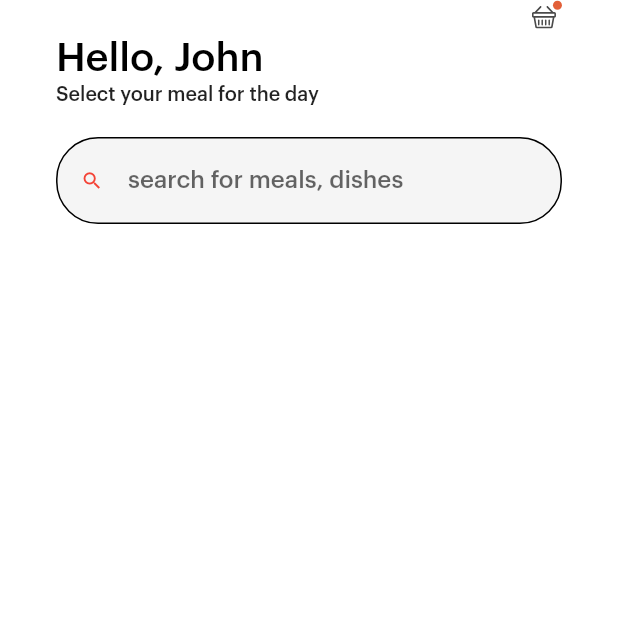
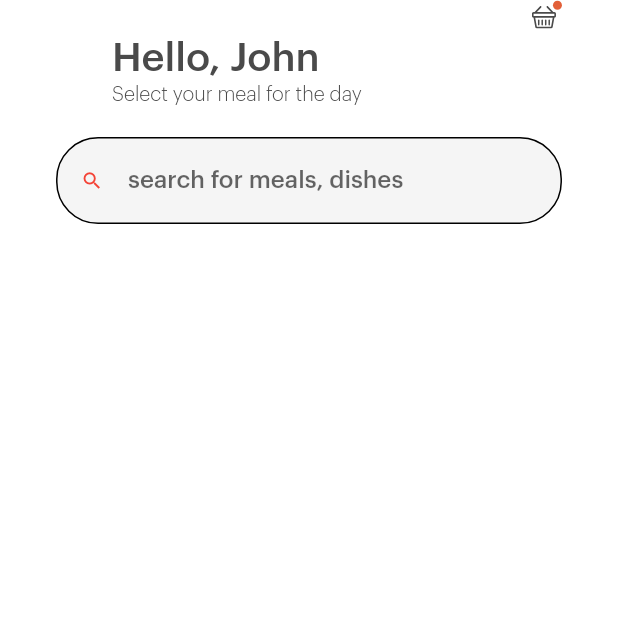
Before and after one commit to lurdharry/Flutter-Auth-App, a Flutter app: the screen it shows after launch, after a tap on "LOGIN", on a phone screen of 412 x 824 dp, the top half of it. Run offline on Flutter 3.47's test engine with Material 2 defaults, Android fonts, the phone set to English and light mode, and no system bars; our stand-ins replace flutter_svg.

```diff
--- a/lib/common/ButtonWidget.dart
+++ b/lib/common/ButtonWidget.dart
@@ -1,3 +1,4 @@
+import 'package:TestApp/common/text.dart';
 import 'package:TestApp/common/util.dart';
 import 'package:flutter/material.dart';
 
@@ -11,7 +12,7 @@ class ButtonWidget extends StatelessWidget {
     Key key,
     this.title,
     this.onPress,
-    this.bgColor, this.titleColor
+    this.bgColor, this.titleColor=Colors.white
     }) : super(key: key);
   @override
   Widget build(BuildContext context) {
@@ -21,10 +22,10 @@ class ButtonWidget extends StatelessWidget {
       child: FlatButton(
         color: bgColor,
         onPressed: onPress,
-        child: Text(title,style: TextStyle(
-            color:titleColor,
-            fontSize: hp(14)
-        ),
+        child: new CustomText(
+          isTap: false,
+          color: titleColor,
+          title: title,
         ),
         shape: RoundedRectangleBorder(
           borderRadius:BorderRadius.circular(hp(10)),
--- a/lib/common/text.dart
+++ b/lib/common/text.dart
@@ -1,5 +1,6 @@
 
 
+import 'package:TestApp/common/color.dart';
 import 'package:flutter/material.dart';
 
 class CustomText extends StatelessWidget {
@@ -8,38 +9,39 @@ class CustomText extends StatelessWidget {
   final bool isTap;
   final Function onTap;
   final double fontsize;
-
+  final FontWeight weight;
 
 
 
   const CustomText({
     Key key,
     this.title,
-    this.color,
+    this.color=black100,
     this.isTap,
     this.onTap,
     this.fontsize,
+    this.weight=FontWeight.w400,
     }) : super(key: key);
 
   @override
   Widget build(BuildContext context) {
     return isTap?
-      InkWell(
+      GestureDetector(
         onTap: onTap,
         child: new Text(
           title,
-          style: TextStyle(color: color,
-),
+          style: TextStyle(
+            color: color,
+            fontWeight: weight,
+          ),
         ),
       )
       :Text(
         title,
-
         style: TextStyle(
           color: color,
           fontSize: fontsize,
-
-          // fontFamily: 'Graphik-Bold'
+          fontWeight: weight,
         ),
       );
   }
--- a/lib/screens/Home/Components/welcome.dart
+++ b/lib/screens/Home/Components/welcome.dart
@@ -5,7 +5,9 @@ import 'package:flutter/material.dart';
 class WelcomeText extends StatelessWidget {
   @override
   Widget build(BuildContext context) {
-    return Align(
+    return Container(
+      padding:  EdgeInsets.symmetric(horizontal:wp(34)),
+      child: Align(
         alignment: Alignment.topLeft,
         child:
           Column(
@@ -15,20 +17,21 @@ class WelcomeText extends StatelessWidget {
                 isTap: false,
                 title: "Hello, John",
                 fontsize: wp(24),
-              color: Colors.black,
+                weight: FontWeight.w500,
               ),
               SizedBox(height:hp(3)),
               new CustomText(
                 isTap: false,
                 title: "Select your meal for the day",
                 fontsize: wp(12),
-              color: Colors.black87,
+                weight: FontWeight.w300,
               ),
             ],
           ),
 
 
 
+      ),
     );
   }
 }
```
Also changed, not shown: lib/common/foodcard.dart (+44 -5 lines), lib/common/color.dart (line endings or trailing spaces). Lines whose indentation alone changed are shown as unchanged.
